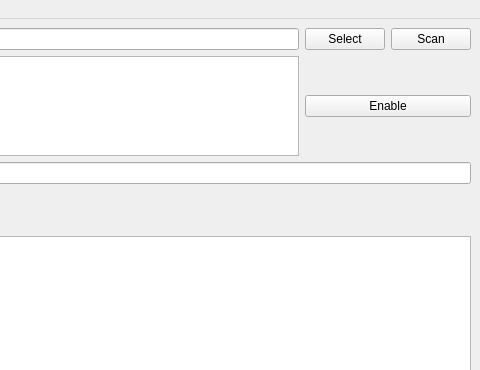
First picture: the form in ui/USLab4a.ui, repository mym-br/us_lab4a, before the edit; both pictures show x 520 to 1000 and y 0 to 370 of the 1000 by 600 pixel window.
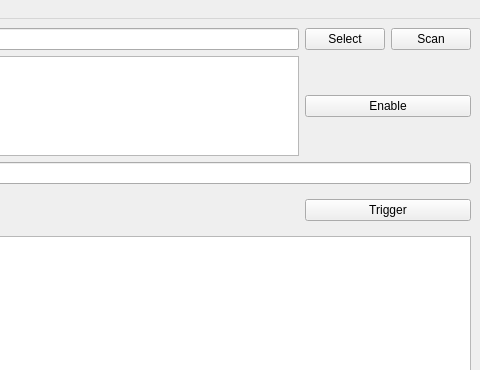
Second picture: the form after the edit. Icons and pictures are not drawn.

Commit message: Add trigger button.

The edit to the form file:
```diff
--- a/ui/USLab4a.ui
+++ b/ui/USLab4a.ui
@@ -211,6 +211,13 @@
       </property>
      </widget>
     </item>
+    <item row="3" column="2" colspan="2">
+     <widget class="QPushButton" name="triggerButton">
+      <property name="text">
+       <string>Trigger</string>
+      </property>
+     </widget>
+    </item>
    </layout>
   </widget>
   <widget class="QMenuBar" name="menubar">
```
